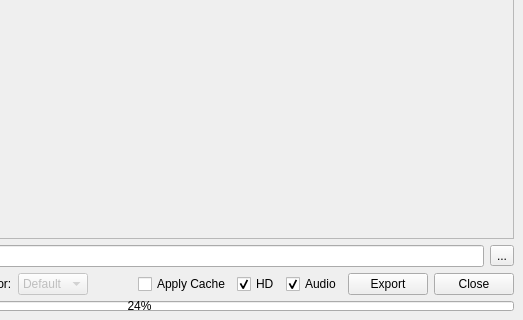
Before: the Qt Designer form ui/submitter.ui in iceanimations/shot_subm_use_multishot, drawn with Qt 5; both pictures show x 244 to 767 and y 436 to 756 of the 767 by 756 pixel window.
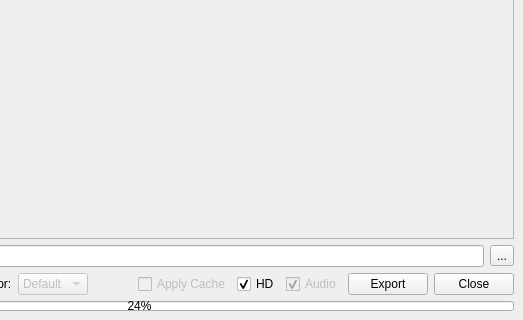
After: the same form once the commit is applied.

Commit message: applyCache and Audio button disabled

Patch:
```diff
--- a/ui/submitter.ui
+++ b/ui/submitter.ui
@@ -275,6 +275,9 @@
       </item>
       <item>
        <widget class="QCheckBox" name="applyCacheButton">
+        <property name="enabled">
+         <bool>false</bool>
+        </property>
         <property name="text">
          <string>Apply Cache</string>
         </property>
@@ -295,6 +298,9 @@
       </item>
       <item>
        <widget class="QCheckBox" name="audioButton">
+        <property name="enabled">
+         <bool>false</bool>
+        </property>
         <property name="toolTip">
          <string>Include audio in playblast</string>
         </property>
```
Left out of the diff: 7 changed lines with no effect on the pictures.
